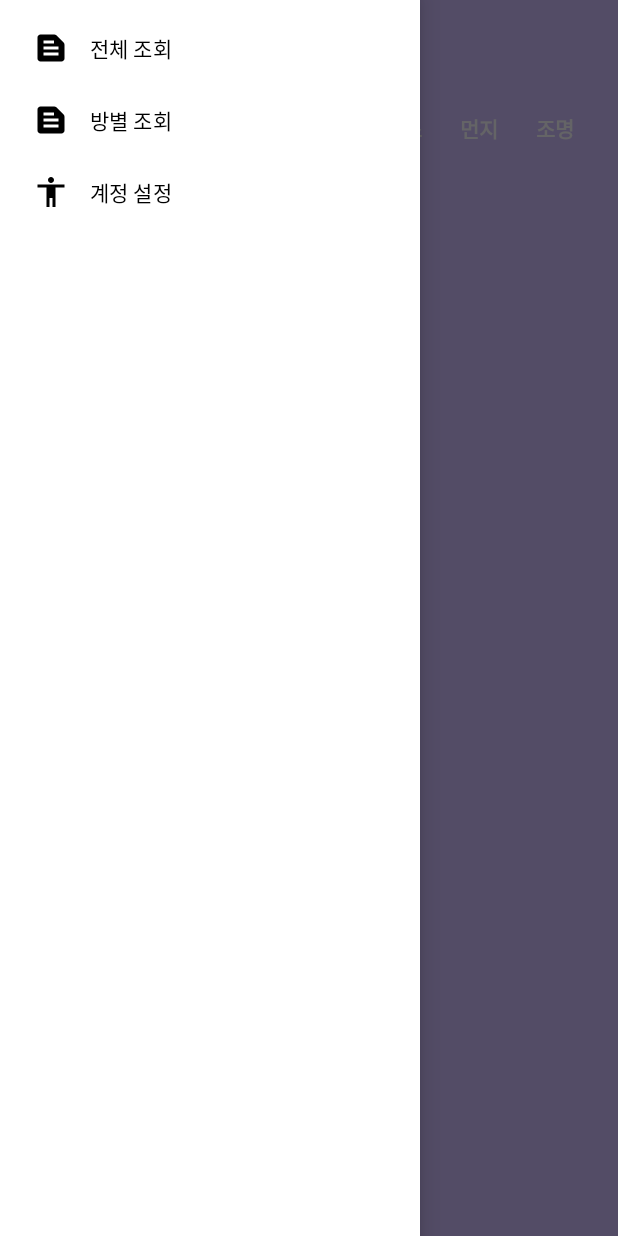
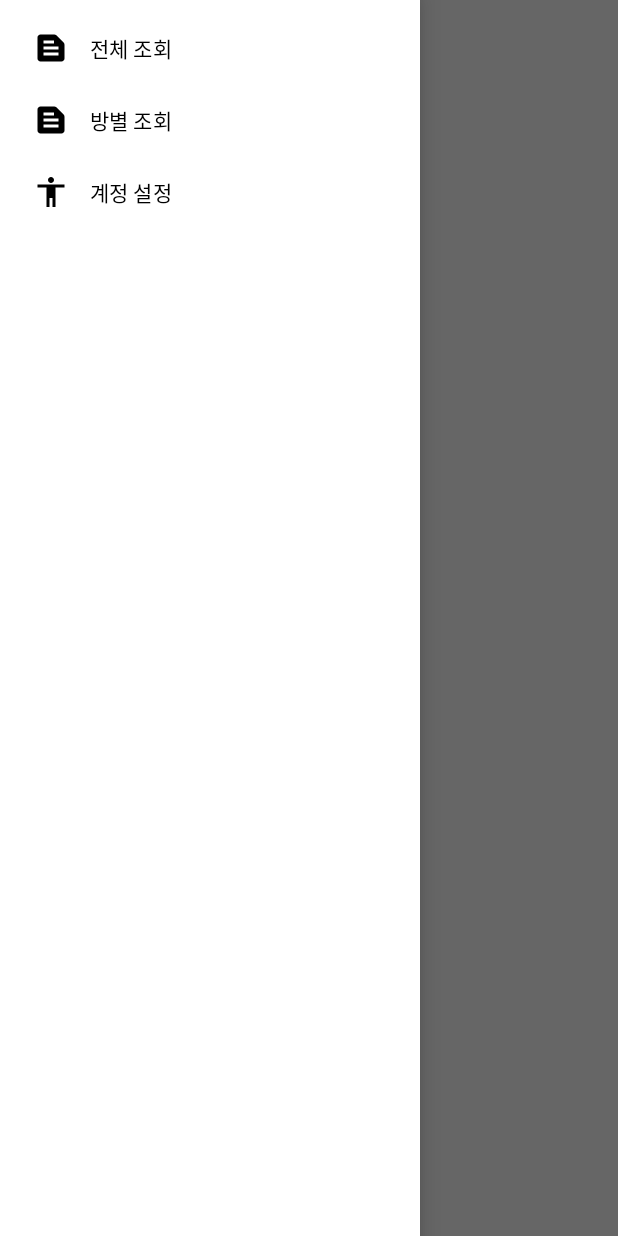
Before and after one commit to toy9910/Real-Time-IoT-App, an Android app: the fragment DataFragment placed in its activity, with the side drawer open, on a phone screen of 412 x 824 dp. Run offline under Robolectric (Android 15) with nearby library versions, the phone set to English and light mode, and no system bars; our stand-ins replace Firebase (no records; nobody signed in at launch, a user with empty details on screens opened directly); 1 statement that could not run was skipped.

Commit message:
clear back  ground

```diff
--- a/DBwithFragment/app/src/main/java/com/example/dbwithfragment/DataFragment.kt
+++ b/DBwithFragment/app/src/main/java/com/example/dbwithfragment/DataFragment.kt
@@ -65,9 +65,9 @@ class DataFragment : Fragment() {
         mArrayList2 = arrayListOf<RoomData>()
         mAdapter = RoomAdapter(mArrayList)
         mAdapter2 = FbAdapter(mArrayList2)
-        back.setBackgroundColor(Color.parseColor("#D0BFFF"))
+        //back.setBackgroundColor(Color.parseColor("#D0BFFF"))
 
-//        listView_main_list.setBackgroundColor(Color.parseColor("#86A6F8"))
+        //listView_main_list.setBackgroundColor(Color.parseColor("#86A6F8"))
         listView_main_list.layoutManager = LinearLayoutManager(activity)
         listView_main_list.adapter = mAdapter
 
```
Also changed, not shown: DBwithFragment/app/src/main/res/layout/item_list.xml (+7 -7 lines).
